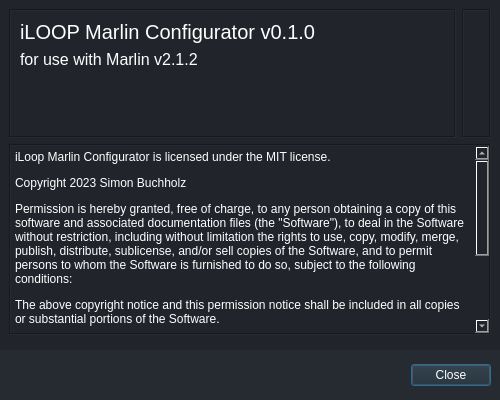
This is gui/AboutDialog.ui in SimonBuxx/iloop-marlin-configurator as Qt 5 draws it before an edit. The edited form follows.
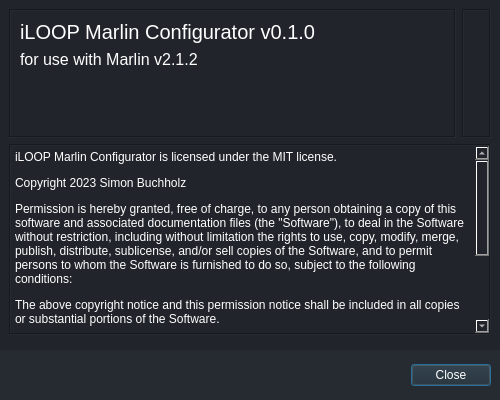
This is the edited form. Icons and pictures are not drawn.

Patch:
```diff
--- a/gui/AboutDialog.ui
+++ b/gui/AboutDialog.ui
@@ -254,7 +254,7 @@
 li.unchecked::marker { content: &quot;\2610&quot;; }
 li.checked::marker { content: &quot;\2612&quot;; }
 &lt;/style&gt;&lt;/head&gt;&lt;body style=&quot; font-family:'Source Sans Pro'; font-size:9pt; font-weight:400; font-style:normal;&quot;&gt;
-&lt;p style=&quot; margin-top:12px; margin-bottom:12px; margin-left:0px; margin-right:0px; -qt-block-indent:0; text-indent:0px;&quot;&gt;iLoop Marlin Configurator is licensed under the MIT license.&lt;/p&gt;
+&lt;p style=&quot; margin-top:12px; margin-bottom:12px; margin-left:0px; margin-right:0px; -qt-block-indent:0; text-indent:0px;&quot;&gt;iLOOP Marlin Configurator is licensed under the MIT license.&lt;/p&gt;
 &lt;p style=&quot; margin-top:12px; margin-bottom:12px; margin-left:0px; margin-right:0px; -qt-block-indent:0; text-indent:0px;&quot;&gt;Copyright 2023 Simon Buchholz&lt;/p&gt;
 &lt;p style=&quot; margin-top:12px; margin-bottom:12px; margin-left:0px; margin-right:0px; -qt-block-indent:0; text-indent:0px;&quot;&gt;Permission is hereby granted, free of charge, to any person obtaining a copy of this software and associated documentation files (the &amp;quot;Software&amp;quot;), to deal in the Software without restriction, including without limitation the rights to use, copy, modify, merge, publish, distribute, sublicense, and/or sell copies of the Software, and to permit persons to whom the Software is furnished to do so, subject to the following conditions:&lt;/p&gt;
 &lt;p style=&quot; margin-top:12px; margin-bottom:12px; margin-left:0px; margin-right:0px; -qt-block-indent:0; text-indent:0px;&quot;&gt;The above copyright notice and this permission notice shall be included in all copies or substantial portions of the Software.&lt;/p&gt;
```
